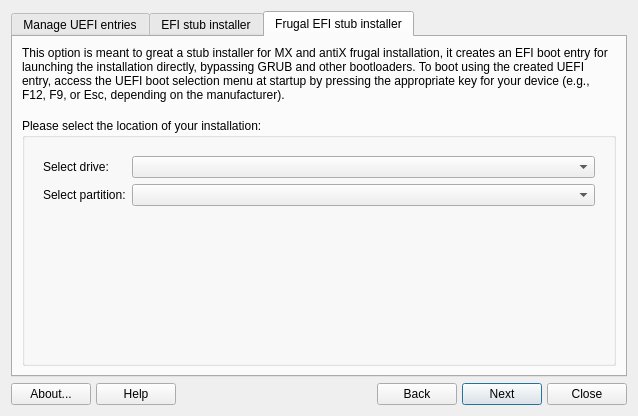
This is mainwindow.ui in AdrianTM/uefi-manager as Qt 5 draws it before an edit. The edited form follows.
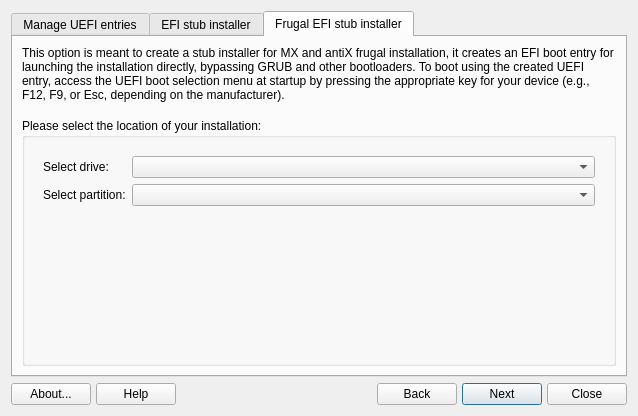
This is the edited form. The open tabs and pages were chosen to show the change. Icons and pictures are not drawn.

Diff of the .ui file:
```diff
--- a/mainwindow.ui
+++ b/mainwindow.ui
@@ -169,7 +169,7 @@
        <item>
         <widget class="QLabel" name="labelFrugal">
          <property name="text">
-          <string>This option is meant to great a stub installer for MX and antiX frugal installation, it creates an EFI boot entry for launching the installation directly, bypassing GRUB and other bootloaders. To boot using the created UEFI entry, access the UEFI boot selection menu at startup by pressing the appropriate key for your device (e.g., F12, F9, or Esc, depending on the manufacturer).</string>
+          <string>This option is meant to create a stub installer for MX and antiX frugal installation, it creates an EFI boot entry for launching the installation directly, bypassing GRUB and other bootloaders. To boot using the created UEFI entry, access the UEFI boot selection menu at startup by pressing the appropriate key for your device (e.g., F12, F9, or Esc, depending on the manufacturer).</string>
          </property>
          <property name="wordWrap">
           <bool>true</bool>
```
